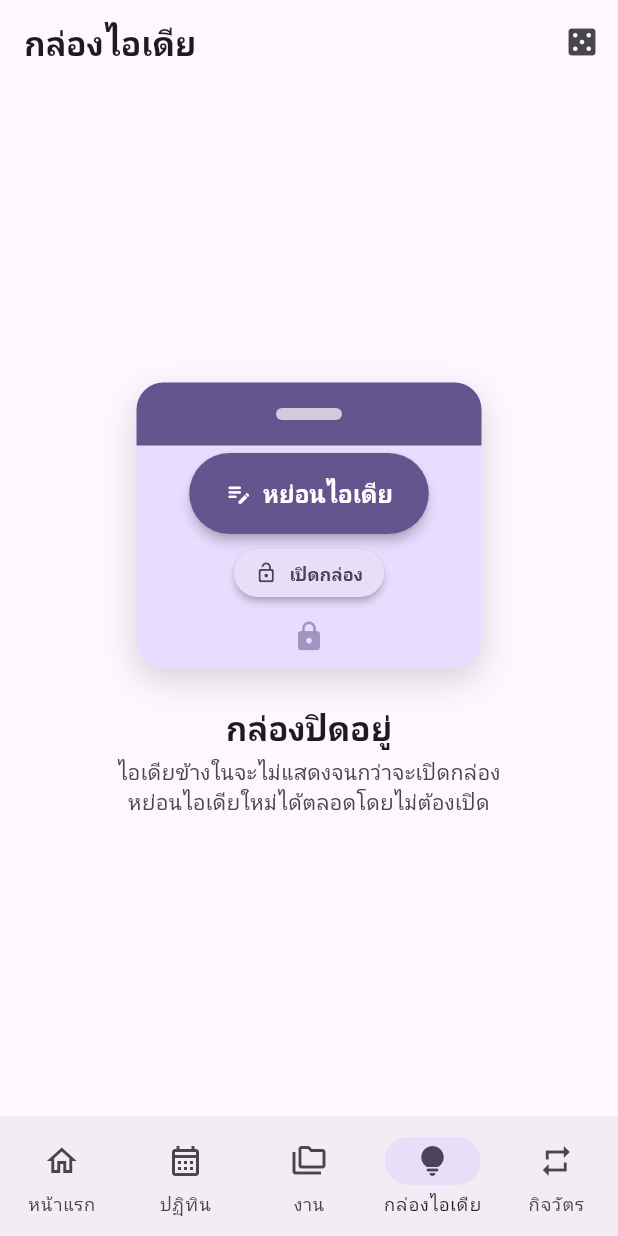
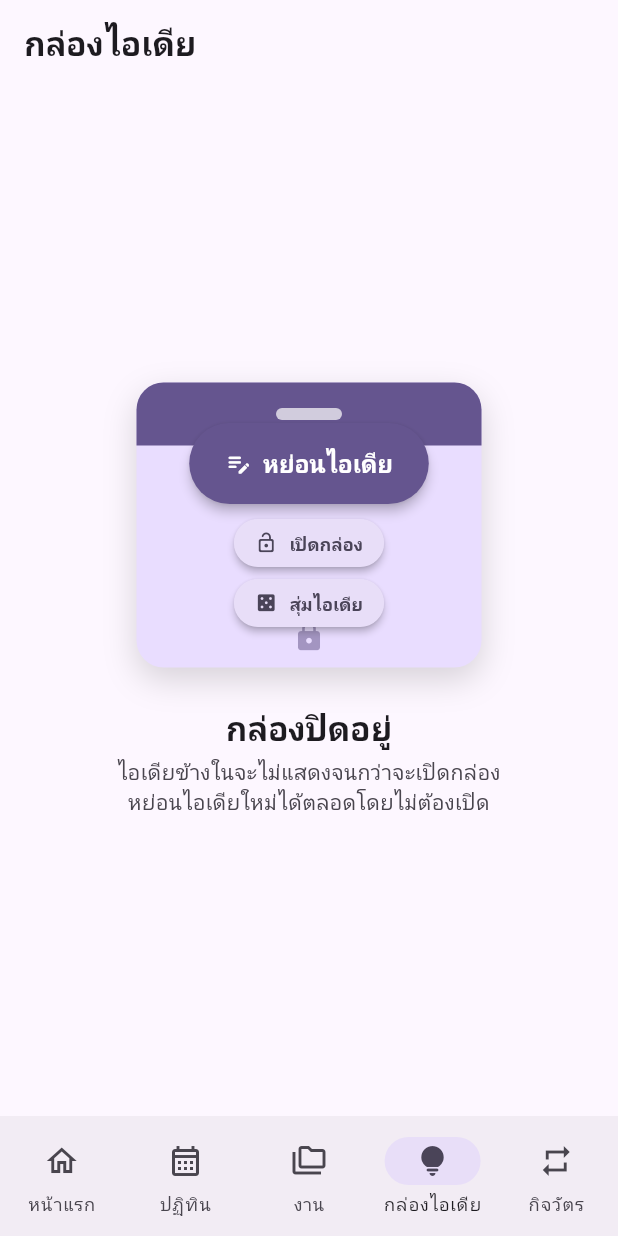
Before and after one commit to LDKTC/App-Ourobask, a Flutter app: the screen it shows after launch, item 4 of the bottom bar chosen, on a phone screen of 412 x 824 dp. Run offline on Flutter 3.47's test engine with Material 3 defaults, Android fonts, the phone set to English and light mode, and no system bars; our stand-ins replace file_picker, flutter_local_notifications, flutter_timezone, share_plus, sqflite, timezone; accounts and stored records are empty; network calls fail.

Commit message:
Move the random idea button under the open box button
The random idea action lived only as an app bar icon, which made it easy
to miss while the box is closed. Put it in the closed-box stack, right
below "เปิดกล่อง", sharing one button style so both buttons match; an
IntrinsicWidth column stretches them to the same width. The app bar icon
stays for the open-box state.

Co-Authored-By: Claude Opus 5 <noreply@anthropic.com>
Claude-Session: https://claude.ai/code/session_01K3jPdv2PfrXfDedZXrfxq9

```diff
--- a/lib/ui/idea_box_page.dart
+++ b/lib/ui/idea_box_page.dart
@@ -154,6 +154,7 @@ class _IdeaBoxPageState extends State<IdeaBoxPage> {
       appBar: AppBar(
         title: const Text('กล่องไอเดีย'),
         actions: <Widget>[
+          if (_open)
             IconButton(
               tooltip: 'สุ่มไอเดียหนึ่งใบ',
               icon: const Icon(Icons.casino_rounded),
@@ -210,20 +211,39 @@ class _IdeaBoxPageState extends State<IdeaBoxPage> {
               onEdit: (Idea idea) => showIdeaEditor(context, idea: idea),
               onClose: _toggleBox,
             )
-          : _ClosedBox(onOpen: _toggleBox, onDrop: _addIdea),
+          : _ClosedBox(
+              onOpen: _toggleBox,
+              onDrop: _addIdea,
+              onRandom: _randomIdea,
+            ),
     );
   }
 }
 
+/// สไตล์ปุ่มเล็กใต้ปุ่ม "หย่อนไอเดีย" — ใช้ร่วมกันเพื่อให้ทุกปุ่มขนาดเท่ากัน
+final ButtonStyle _smallBoxButtonStyle = FilledButton.styleFrom(
+  elevation: 2,
+  minimumSize: Size.zero,
+  tapTargetSize: MaterialTapTargetSize.shrinkWrap,
+  padding: const EdgeInsets.symmetric(horizontal: 14, vertical: 8),
+  textStyle: const TextStyle(fontSize: 12, fontWeight: FontWeight.w600),
+);
+
 /// กล่องปิด — ตั้งใจไม่แสดงเนื้อหาหรือจำนวนไอเดียข้างใน
 ///
 /// ปุ่ม "หย่อนไอเดีย" อยู่กลางจอและอยู่หน้ากล่อง ส่วนปุ่ม "เปิดกล่อง"
-/// เป็นปุ่มเล็กกว่าอยู่ใต้ปุ่มหย่อนไอเดีย
+/// กับ "สุ่มไอเดีย" เป็นปุ่มเล็กกว่าอยู่ใต้ปุ่มหย่อนไอเดีย
+/// โดยสองปุ่มล่างกว้างเท่ากันเสมอ
 class _ClosedBox extends StatelessWidget {
-  const _ClosedBox({required this.onOpen, required this.onDrop});
+  const _ClosedBox({
+    required this.onOpen,
+    required this.onDrop,
+    required this.onRandom,
+  });
 
   final VoidCallback onOpen;
   final VoidCallback onDrop;
+  final VoidCallback onRandom;
 
   @override
   Widget build(BuildContext context) {
@@ -255,20 +275,28 @@ class _ClosedBox extends StatelessWidget {
                       label: const Text('หย่อนไอเดีย'),
                     ),
                     const SizedBox(height: 10),
+                    // สองปุ่มนี้อยู่ใน IntrinsicWidth + stretch จึงกว้างเท่ากัน
+                    // ตามปุ่มที่ป้ายยาวกว่า และสูงเท่ากันเพราะใช้สไตล์เดียวกัน
+                    IntrinsicWidth(
+                      child: Column(
+                        mainAxisSize: MainAxisSize.min,
+                        crossAxisAlignment: CrossAxisAlignment.stretch,
+                        children: <Widget>[
                           FilledButton.tonalIcon(
                             onPressed: onOpen,
-                      style: FilledButton.styleFrom(
-                        elevation: 2,
-                        minimumSize: Size.zero,
-                        tapTargetSize: MaterialTapTargetSize.shrinkWrap,
-                        padding: const EdgeInsets.symmetric(horizontal: 14, vertical: 8),
-                        textStyle: const TextStyle(
-                          fontSize: 12,
-                          fontWeight: FontWeight.w600,
-                        ),
-                      ),
+                            style: _smallBoxButtonStyle,
                             icon: const Icon(Icons.lock_open_rounded, size: 15),
                             label: const Text('เปิดกล่อง'),
+                          ),
+                          const SizedBox(height: 8),
+                          FilledButton.tonalIcon(
+                            onPressed: onRandom,
+                            style: _smallBoxButtonStyle,
+                            icon: const Icon(Icons.casino_rounded, size: 15),
+                            label: const Text('สุ่มไอเดีย'),
+                          ),
+                        ],
+                      ),
                     ),
                   ],
                 ),
```
Also changed, not shown: 1 other file. Lines whose indentation alone changed are shown as unchanged.
